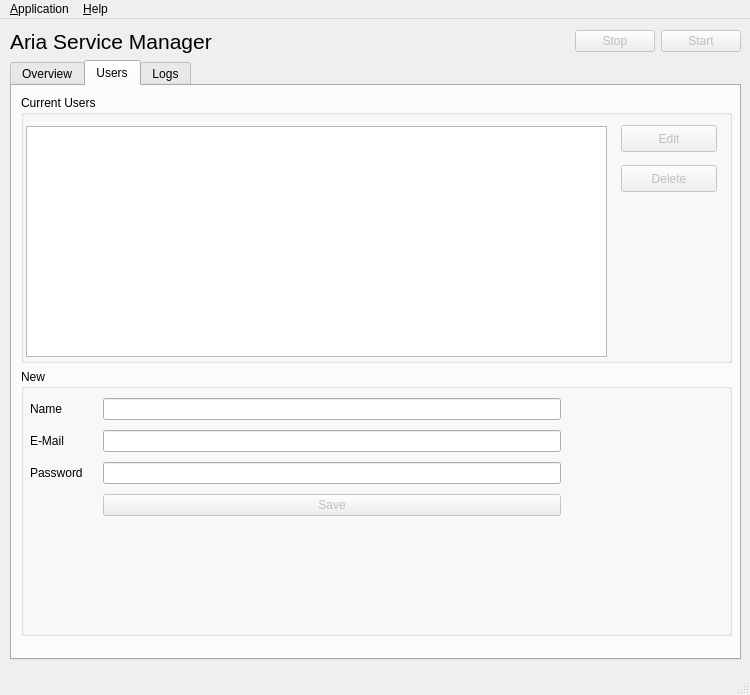
Above: src/aria/gui/ui/mainwindow.ui from malvavisc0/aria before the change. Below: the same form after it.
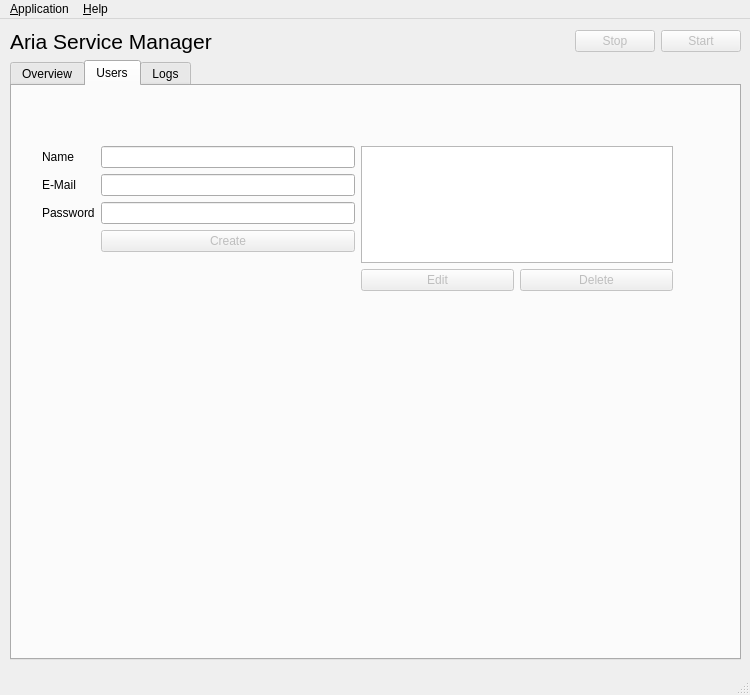
That is the form after the change. The open tabs and pages were chosen to show the change. Icons and pictures are not drawn.

What changed in the file:
```diff
--- a/src/aria/gui/ui/mainwindow.ui
+++ b/src/aria/gui/ui/mainwindow.ui
@@ -532,86 +532,15 @@
         <widget class="QWidget" name="verticalLayoutWidget_4">
          <property name="geometry">
           <rect>
-           <x>9</x>
-           <y>9</y>
-           <width>711</width>
-           <height>541</height>
+           <x>30</x>
+           <y>60</y>
+           <width>631</width>
+           <height>145</height>
           </rect>
          </property>
-         <layout class="QVBoxLayout" name="verticalLayout_4">
+         <layout class="QHBoxLayout" name="horizontalLayout_5">
           <item>
-           <widget class="QGroupBox" name="groupBox_5">
-            <property name="title">
-             <string>Current Users</string>
-            </property>
-            <widget class="QListWidget" name="listWidget_CurrentUsers">
-             <property name="geometry">
-              <rect>
-               <x>5</x>
-               <y>31</y>
-               <width>581</width>
-               <height>231</height>
-              </rect>
-             </property>
-            </widget>
-            <widget class="QPushButton" name="pushButton_EditUser">
-             <property name="enabled">
-              <bool>false</bool>
-             </property>
-             <property name="geometry">
-              <rect>
-               <x>600</x>
-               <y>30</y>
-               <width>96</width>
-               <height>27</height>
-              </rect>
-             </property>
-             <property name="text">
-              <string>Edit</string>
-             </property>
-            </widget>
-            <widget class="QPushButton" name="pushButton_DeleteUser">
-             <property name="enabled">
-              <bool>false</bool>
-             </property>
-             <property name="geometry">
-              <rect>
-               <x>600</x>
-               <y>70</y>
-               <width>96</width>
-               <height>27</height>
-              </rect>
-             </property>
-             <property name="text">
-              <string>Delete</string>
-             </property>
-             <property name="icon">
-              <iconset theme="QIcon::ThemeIcon::EditDelete"/>
-             </property>
-            </widget>
-           </widget>
-          </item>
-          <item>
-           <widget class="QGroupBox" name="groupBox_4">
-            <property name="title">
-             <string>New</string>
-            </property>
-            <widget class="QWidget" name="formLayoutWidget_4">
-             <property name="geometry">
-              <rect>
-               <x>9</x>
-               <y>29</y>
-               <width>531</width>
-               <height>211</height>
-              </rect>
-             </property>
-             <layout class="QFormLayout" name="formLayout_4">
-              <property name="horizontalSpacing">
-               <number>20</number>
-              </property>
-              <property name="verticalSpacing">
-               <number>10</number>
-              </property>
+           <layout class="QFormLayout" name="formLayout_5">
               <item row="0" column="0">
                <widget class="QLabel" name="label_26">
                 <property name="text">
@@ -662,13 +591,45 @@
                  <bool>false</bool>
                 </property>
                 <property name="text">
-                 <string>Save</string>
+               <string>Create</string>
                 </property>
                </widget>
               </item>
              </layout>
-            </widget>
-           </widget>
+          </item>
+          <item>
+           <layout class="QVBoxLayout" name="verticalLayout_4">
+            <item>
+             <widget class="QListWidget" name="listWidget_CurrentUsers"/>
+            </item>
+            <item>
+             <layout class="QHBoxLayout" name="horizontalLayout_6">
+              <item>
+               <widget class="QPushButton" name="pushButton_EditUser">
+                <property name="enabled">
+                 <bool>false</bool>
+                </property>
+                <property name="text">
+                 <string>Edit</string>
+                </property>
+               </widget>
+              </item>
+              <item>
+               <widget class="QPushButton" name="pushButton_DeleteUser">
+                <property name="enabled">
+                 <bool>false</bool>
+                </property>
+                <property name="text">
+                 <string>Delete</string>
+                </property>
+                <property name="icon">
+                 <iconset theme="QIcon::ThemeIcon::EditDelete"/>
+                </property>
+               </widget>
+              </item>
+             </layout>
+            </item>
+           </layout>
           </item>
          </layout>
         </widget>
```
Left out of the diff: 2 changed lines with no effect on the pictures. Lines whose indentation alone changed are shown as unchanged.
